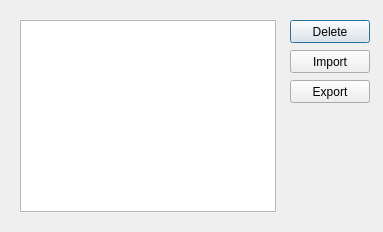
This is manage_ui.ui in Vampouille/superboucle as Qt 5 draws it before an edit. The edited form follows.
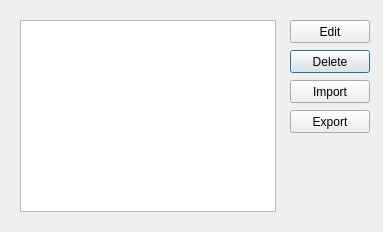
This is the edited form.

Commit message: Add edit device dialog, bug fix

```diff
--- a/manage_ui.ui
+++ b/manage_ui.ui
@@ -17,7 +17,7 @@
    <property name="geometry">
     <rect>
      <x>290</x>
-     <y>20</y>
+     <y>50</y>
      <width>80</width>
      <height>23</height>
     </rect>
@@ -40,7 +40,7 @@
    <property name="geometry">
     <rect>
      <x>290</x>
-     <y>80</y>
+     <y>110</y>
      <width>80</width>
      <height>23</height>
     </rect>
@@ -53,7 +53,7 @@
    <property name="geometry">
     <rect>
      <x>290</x>
-     <y>50</y>
+     <y>80</y>
      <width>80</width>
      <height>23</height>
     </rect>
@@ -62,6 +62,19 @@
     <string>Import</string>
    </property>
   </widget>
+  <widget class="QPushButton" name="editButton">
+   <property name="geometry">
+    <rect>
+     <x>290</x>
+     <y>20</y>
+     <width>80</width>
+     <height>23</height>
+    </rect>
+   </property>
+   <property name="text">
+    <string>Edit</string>
+   </property>
+  </widget>
  </widget>
  <resources/>
  <connections/>
```
The commit also changes 6 other files.
